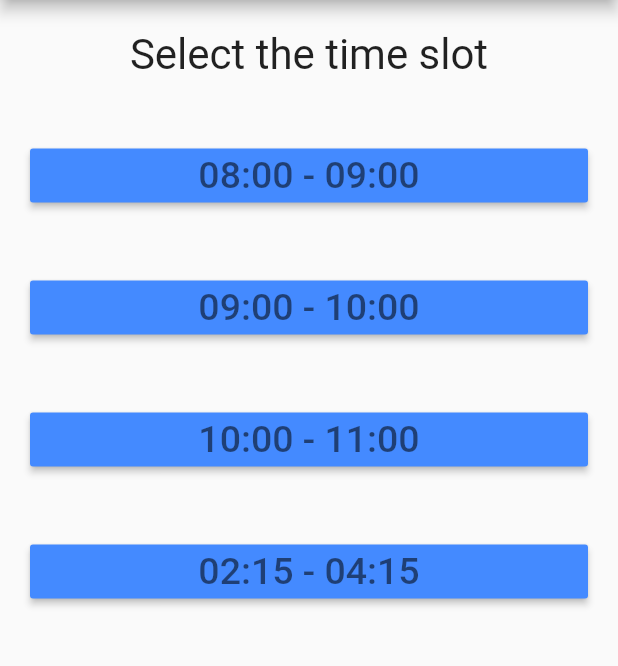
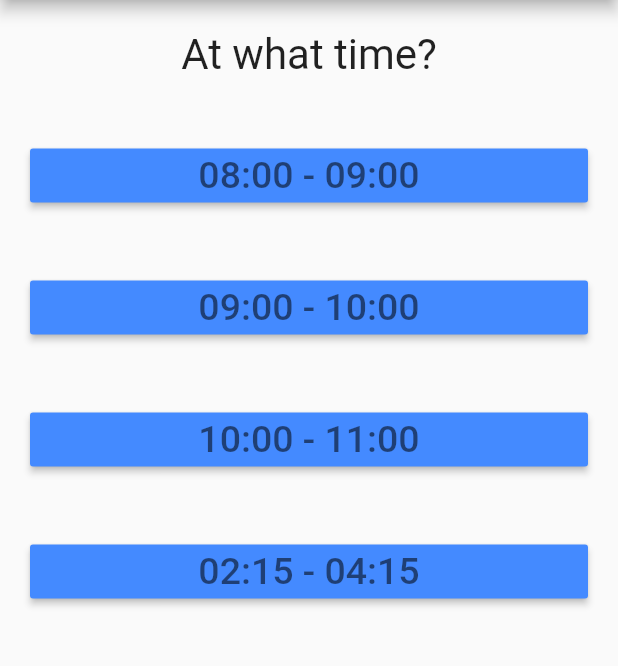
Before and after one commit to sagar-harry/TimeTableApp, a Flutter app: the screen it shows after launch, after a tap on "Monday", on a phone screen of 412 x 824 dp, the part 84-750 px from its top. Run offline on Flutter 3.47's test engine with Material 2 defaults, Android fonts, the phone set to English and light mode, and no system bars.

Commit message:
Update main.dart

```diff
--- a/lib/main.dart
+++ b/lib/main.dart
@@ -46,7 +46,7 @@ class _MyAppState extends State {
       ]
     },
     {
-      "questionText": "Select the time slot",
+      "questionText": "At what time?",
       "answers": [
         {"text": "08:00 - 09:00", "score": 1},
         {"text": "09:00 - 10:00", "score": 2},
```
